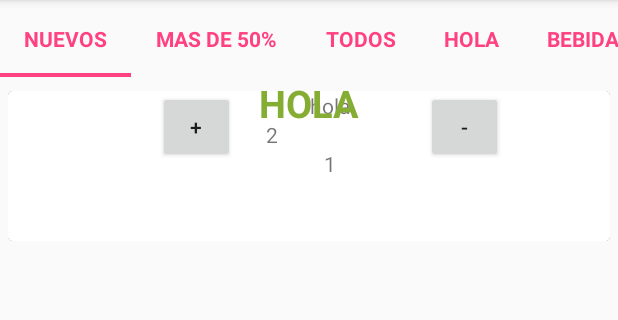
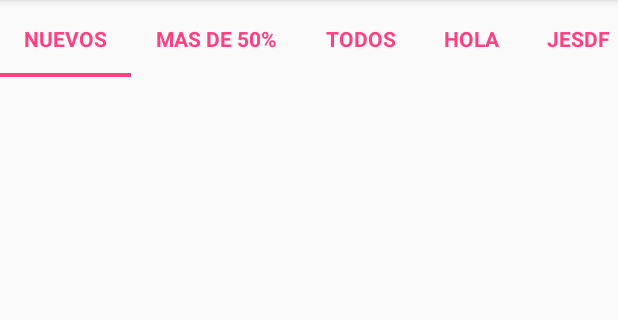
Before and after one commit to danieljoserm/Salonero1, an Android app: the screen it shows after launch (MainActivity), on a phone screen of 412 x 824 dp, the part 84-404 px from its top. Run offline under Robolectric (Android 15) with nearby library versions, the phone set to English and light mode, and no system bars.

Commit message:
resolviendo errores tabs

```diff
--- a/app/build.gradle
+++ b/app/build.gradle
@@ -27,4 +27,14 @@ dependencies {
     compile 'com.android.support:cardview-v7:23.0.1'
     compile 'com.android.support:recyclerview-v7:23.0.1'
 
+
+
+
+    compile 'com.android.volley:volley:1.0.0'
+    compile 'com.google.code.gson:gson:2.3'
+
+
+
+
+
 }
--- a/app/src/main/java/main/salonero1/MainActivity.java
+++ b/app/src/main/java/main/salonero1/MainActivity.java
@@ -25,7 +25,7 @@ public class MainActivity extends AppCompatActivity
     ViewPager pager;
     ViewPagerAdapter adapter;
     SlidingTabLayout tabs;
-    CharSequence Titles[]={"Nuevos","mas de 50%","Todos","hola", "bebidas"};
+    CharSequence Titles[]={"Nuevos","mas de 50%","Todos","hola","jesdf" };
     int Numboftabs =5;
     //fdf
 
@@ -52,6 +52,7 @@ public class MainActivity extends AppCompatActivity
         palabras.add("hola");
         palabras.add("diferente");
         palabras.add("porfa");
+        palabras.add("resf");
         palabras.add("resf");
 
 
--- a/app/src/main/java/main/salonero1/Tabs/Tab1.java
+++ b/app/src/main/java/main/salonero1/Tabs/Tab1.java
@@ -3,6 +3,7 @@ package main.salonero1.Tabs;
 import android.os.Bundle;
 import android.support.annotation.Nullable;
 import android.support.v4.app.Fragment;
+import android.support.v7.widget.GridLayoutManager;
 import android.support.v7.widget.LinearLayoutManager;
 import android.support.v7.widget.RecyclerView;
 import android.view.LayoutInflater;
@@ -30,12 +31,12 @@ String texto;
 
     @Override
     public View onCreateView(LayoutInflater inflater, @Nullable ViewGroup container, @Nullable Bundle savedInstanceState) {
-        View v = inflater.inflate(R.layout.tab_1, container, false);
+        View rootView = inflater.inflate(R.layout.tab_1, container, false);
 
         readBundle(getArguments());
 
-        TextView prueba = (TextView) v.findViewById(R.id.Textviewfragmento1);
-        prueba.setText(texto);
+       // TextView prueba = (TextView) rootView.findViewById(R.id.Textviewfragmento1);
+       // prueba.setText(texto);
 
 
 
@@ -86,25 +87,26 @@ String texto;
         menuitems.add(hola7);
 
 
-        mRecyclerView = (RecyclerView)v.findViewById(R.id.recyclerview_menuitem);
-        mRecyclerView.setHasFixedSize(true);
 
-        mLayoutManager = new LinearLayoutManager(v.getContext());
-        mRecyclerView.setLayoutManager(mLayoutManager);
+      //  mRecyclerView = (RecyclerView)rootView.findViewById(R.id.recyclerview_menuitem);
+       // mRecyclerView.setHasFixedSize(true);
+
+       // mLayoutManager = new LinearLayoutManager(rootView.getContext());
+//        mRecyclerView.setLayoutManager(mLayoutManager);
 
         //  mLayoutManager = new GridLayoutManager(rootView.getContext(), 1);
         // mRecyclerView.setLayoutManager(mLayoutManager);
 
-        Adapter = new adaptermenuitem(menuitems);
+  //      Adapter = new adaptermenuitem(menuitems);
         //
-        mRecyclerView.setAdapter(Adapter);
+      //  mRecyclerView.setAdapter(Adapter);
 
 
 
 
 
 
-        return v;
+        return rootView;
     }
 
 
--- a/app/src/main/res/layout/tab_1.xml
+++ b/app/src/main/res/layout/tab_1.xml
@@ -16,17 +16,6 @@
 
      />
 
-    <TextView
-        android:id="@+id/Textviewfragmento1"
-        android:layout_width="match_parent"
-        android:layout_height="wrap_content"
-        android:layout_marginBottom="10dp"
-        android:gravity="center_horizontal"
-        android:text="PRobando que es un tab"
-        android:textAllCaps="true"
-        android:textColor="#86AD33"
-        android:textSize="25dp"
-        android:textStyle="bold" />
 
 
 
```
